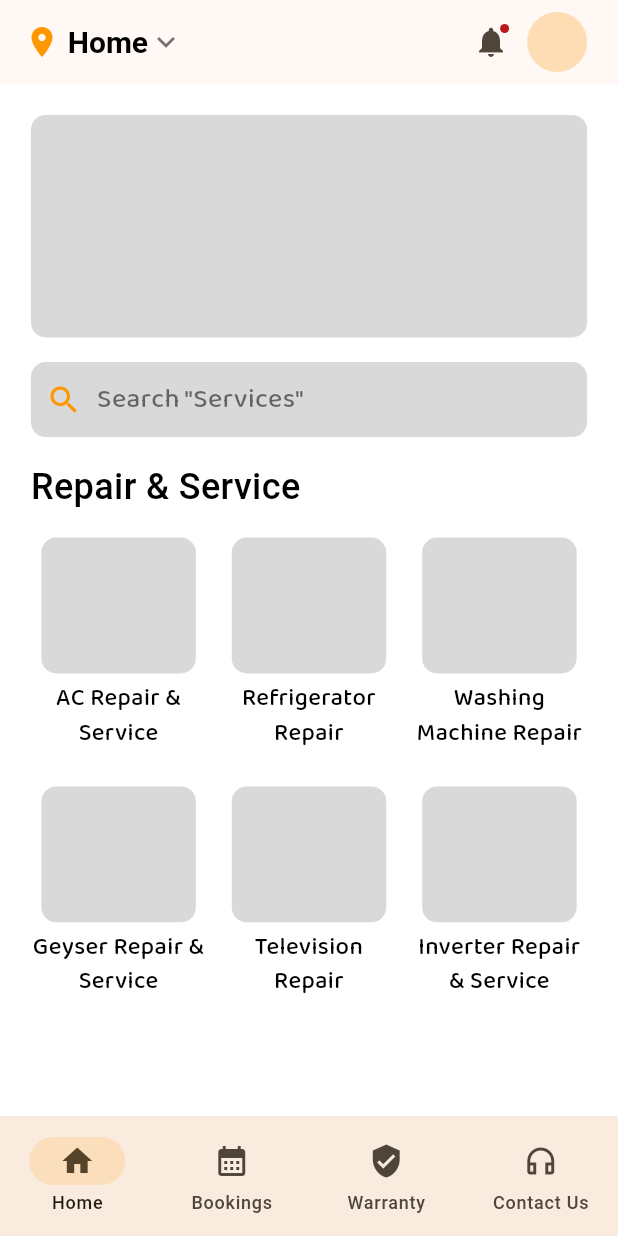
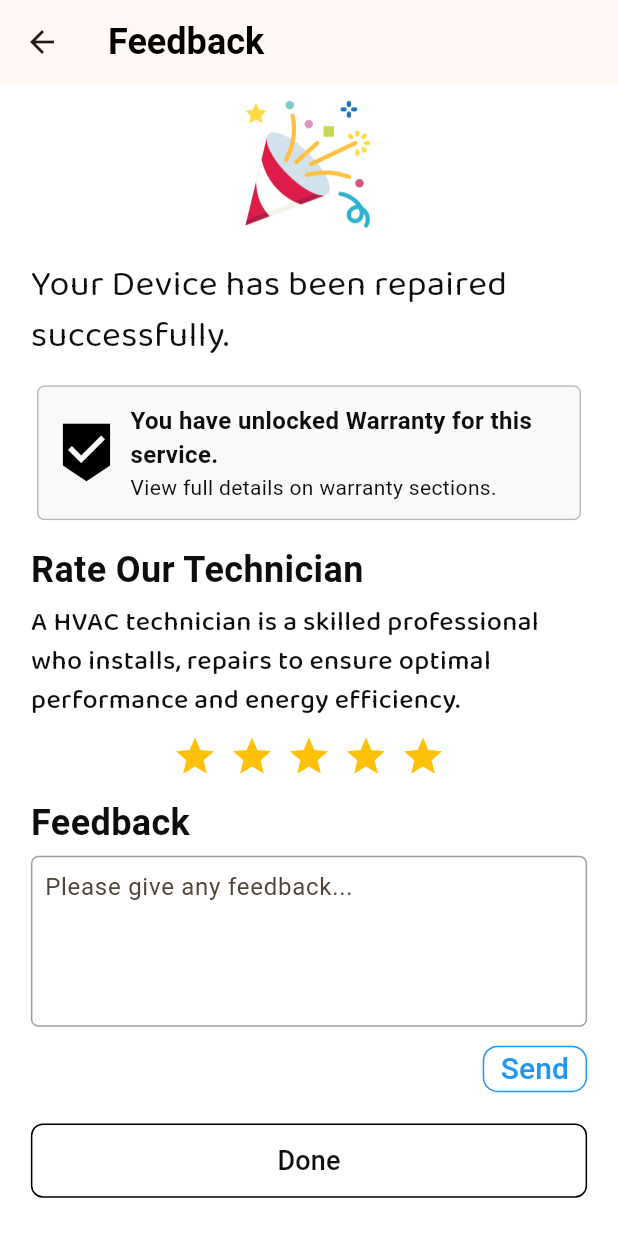
Before and after one commit to YesShubham01/zepair, a Flutter app: the screen it shows after launch, on a phone screen of 412 x 824 dp. Run offline on Flutter 3.47's test engine with Material 3 defaults, Android fonts, the phone set to English and light mode, and no system bars; our stand-ins replace gap, lottie, pinput; missing offline and left inert: disclosure; Roboto replaces fonts that are missing (SF-Pro).

Commit message:
FeedbackPage

```diff
--- a/lib/main.dart
+++ b/lib/main.dart
@@ -1,4 +1,6 @@
 import 'package:flutter/material.dart';
+import 'package:zepair/modules/Contact%20Page/contactUs.dart';
+import 'package:zepair/modules/Feedback%20Page/feedback_page.dart';
 import 'package:zepair/modules/Home%20Pages/home_page.dart';
 import 'package:zepair/modules/Home%20Pages/home_screen.dart';
 import 'package:zepair/modules/Splash%20Page/splash_page.dart';
@@ -24,8 +26,7 @@ class ZepairApp extends StatelessWidget {
       debugShowCheckedModeBanner: false,
 
       // call here the page you are working on.
-      home: const SplashPage(),
-
+      home: const FeedbackPage(),
     );
   }
 }
--- /dev/null
+++ b/lib/modules/Feedback Page/feedback_page.dart
@@ -0,0 +1,211 @@
+import 'package:flutter/material.dart';
+import 'package:gap/gap.dart';
+import 'package:zepair/utils/custom%20widgets/custom_outline_button.dart';
+import 'package:zepair/utils/custom%20widgets/custom_outline_card_widget.dart';
+import 'package:zepair/utils/custom%20widgets/custom_text.dart';
+import 'package:zepair/utils/custom%20widgets/custom_title.dart';
+
+class FeedbackPage extends StatefulWidget {
+  const FeedbackPage({super.key});
+
+  @override
+  State<FeedbackPage> createState() => _FeedbackPageState();
+}
+
+class _FeedbackPageState extends State<FeedbackPage> {
+  static const IconData beenhereSharp =
+      IconData(0xe7da, fontFamily: 'MaterialIcons');
+  late double w;
+  late double h;
+  @override
+  Widget build(BuildContext context) {
+    var dimensions = MediaQuery.sizeOf(context);
+    w = dimensions.width;
+    h = dimensions.height;
+    return Scaffold(
+      backgroundColor: Colors.white,
+      appBar: AppBar(
+        title: Row(
+          children: [
+            Gap(w * 0.0001), // Adjust the width for custom spacing
+            CustomText(
+              text: "Feedback",
+              size: 24,
+              fontFamily: FontType.sfPro,
+              color: Colors.black,
+              weight: FontWeight.bold,
+            ),
+          ],
+        ),
+        leading: IconButton(
+          icon: const Icon(Icons.arrow_back),
+          onPressed: () => Navigator.pop(context),
+        ),
+      ),
+      body: SingleChildScrollView(
+        child: Padding(
+          padding:
+              EdgeInsets.symmetric(horizontal: w * 0.05, vertical: h * 0.005),
+          child: Column(
+            crossAxisAlignment: CrossAxisAlignment.start,
+            children: [
+              _buildSuccessMessage(),
+              Gap(h * 0.015),
+              _buildWarrantyCard(),
+              Gap(h * 0.015),
+              _buildTechnicianRating(),
+              Gap(h * 0.015),
+              _buildFeedbackSection(),
+              Gap(h * 0.015),
+              CustomOutlineButton(buttonText: "Done", onPressed: () {}),
+            ],
+          ),
+        ),
+      ),
+    );
+  }
+
+  Widget _buildSuccessMessage() {
+    return Column(
+      children: [
+        Image.asset(
+          'assets/images/celebration.png', // Replace with your actual image path
+          width: 100, // Adjust size as needed
+          height: 100,
+        ),
+        Gap(h * 0.015),
+        const CustomText(
+          text: 'Your Device has been repaired successfully.',
+          size: 24,
+          fontFamily: FontType.balooBhai2,
+          weight: FontWeight.normal,
+          alignment: TextAlign.left,
+        ),
+      ],
+    );
+  }
+
+  Widget _buildWarrantyCard() {
+    return CustomCardWidget(
+      child: Padding(
+        padding: const EdgeInsets.all(12.0),
+        child: Row(
+          children: [
+            const Icon(
+              beenhereSharp,
+              color: Colors.black,
+              size: 42,
+            ),
+            Gap(w * 0.02),
+            Expanded(
+              child: Column(
+                  crossAxisAlignment: CrossAxisAlignment.start,
+                  children: [
+                    CustomText(
+                      text: 'You have unlocked Warranty for this service.',
+                      fontFamily: FontType.sfPro,
+                      weight: FontWeight.bold,
+                      size: 16,
+                    ),
+                    CustomText(
+                      text: 'View full details on warranty sections.',
+                      fontFamily: FontType.sfPro,
+                      weight: FontWeight.normal,
+                      size: 14,
+                      alignment: TextAlign.start,
+                    ),
+                  ]),
+            ),
+          ],
+        ),
+      ),
+    );
+  }
+
+  Widget _buildTechnicianRating() {
+    return Column(
+      crossAxisAlignment: CrossAxisAlignment.start,
+      children: [
+        CustomTitle(
+          text: "Rate Our Technician",
+        ),
+        Gap(h * 0.006),
+        const CustomText(
+          text:
+              'A HVAC technician is a skilled professional who installs, repairs to ensure optimal performance and energy efficiency.',
+          size: 18,
+          fontFamily: FontType.balooBhai2,
+        ),
+        Gap(h * 0.011),
+        Align(
+          alignment: Alignment.center,
+          child: Row(
+            mainAxisSize: MainAxisSize.min,
+            children: List.generate(
+              5,
+              (index) => const Padding(
+                padding:
+                    EdgeInsets.symmetric(horizontal: 4.0), // Adjust gap here
+                child: Icon(
+                  Icons.star,
+                  color: Colors.amber,
+                  size: 30,
+                ),
+              ),
+            ),
+          ),
+        ),
+      ],
+    );
+  }
+
+  Widget _buildFeedbackSection() {
+    return Column(
+      crossAxisAlignment: CrossAxisAlignment.start,
+      children: [
+        CustomTitle(
+          text: "Feedback",
+        ),
+        Gap(h * 0.006),
+        Container(
+          decoration: BoxDecoration(
+            border: Border.all(color: Colors.grey),
+            borderRadius: BorderRadius.circular(5),
+          ),
+          child: Padding(
+            padding: EdgeInsets.symmetric(horizontal: w * 0.02),
+            child: const TextField(
+              decoration: InputDecoration(
+                hintText: "Please give any feedback...",
+                border: InputBorder.none,
+              ),
+              maxLines: 4,
+            ),
+          ),
+        ),
+        Gap(h * 0.005),
+        Align(
+          alignment: Alignment.centerRight,
+          child: OutlinedButton(
+            onPressed: () {},
+            style: OutlinedButton.styleFrom(
+              side: BorderSide(color: Colors.blue.shade500), // Border color
+              shape: RoundedRectangleBorder(
+                borderRadius: BorderRadius.circular(10), // Rounded corners
+              ),
+              padding: const EdgeInsets.symmetric(
+                  horizontal: 12, vertical: 1), // Reduce padding
+              minimumSize: Size.zero, // Allows button to shrink to content size
+            ),
+            child: CustomText(
+              text: "Send",
+              size: 20,
+              fontFamily: FontType.sfPro,
+              color: Colors.blue.shade500,
+            ),
+          ),
+        ),
+      ],
+    );
+  }
+}
```
Also changed, not shown: assets/images/celebration.png (added).
